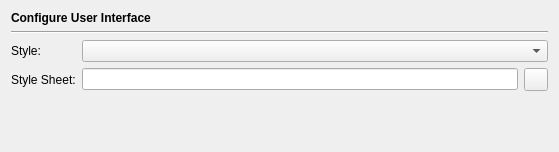
The window that Preferences/ConfigurationPages/HelpInterfacePage.ui (testmana2/test) describes before a commit, drawn with Qt 5.
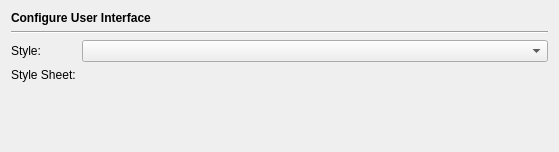
The same window after the commit. Custom widgets are drawn as their Qt base class.

Commit message: Modified more dialogs to use the path picker widgets.

Patch:
```diff
--- a/Preferences/ConfigurationPages/HelpInterfacePage.ui
+++ b/Preferences/ConfigurationPages/HelpInterfacePage.ui
@@ -32,7 +32,7 @@
     </widget>
    </item>
    <item>
-    <layout class="QGridLayout">
+    <layout class="QGridLayout" name="gridLayout">
      <item row="0" column="0">
       <widget class="QLabel" name="label_2">
        <property name="text">
@@ -55,19 +55,21 @@
       </widget>
      </item>
      <item row="1" column="1">
-      <widget class="QLineEdit" name="styleSheetEdit">
+      <widget class="E5PathPicker" name="styleSheetPicker" native="true">
+       <property name="sizePolicy">
+        <sizepolicy hsizetype="Expanding" vsizetype="Preferred">
+         <horstretch>0</horstretch>
+         <verstretch>0</verstretch>
+        </sizepolicy>
+       </property>
+       <property name="focusPolicy">
+        <enum>Qt::StrongFocus</enum>
+       </property>
        <property name="toolTip">
         <string>Enter the name of the style sheet file</string>
        </property>
       </widget>
      </item>
-     <item row="1" column="2">
-      <widget class="QToolButton" name="styleSheetButton">
-       <property name="toolTip">
-        <string>Select the style sheet file via a file selection dialog</string>
-       </property>
-      </widget>
-     </item>
     </layout>
    </item>
    <item>
@@ -85,6 +87,14 @@
    </item>
   </layout>
  </widget>
+ <customwidgets>
+  <customwidget>
+   <class>E5PathPicker</class>
+   <extends>QWidget</extends>
+   <header>E5Gui/E5PathPicker.h</header>
+   <container>1</container>
+  </customwidget>
+ </customwidgets>
  <tabstops>
   <tabstop>styleComboBox</tabstop>
   <tabstop>styleSheetEdit</tabstop>
```
Left out of the diff: 4 changed lines with no effect on the pictures. The commit also changes 37 other files.
